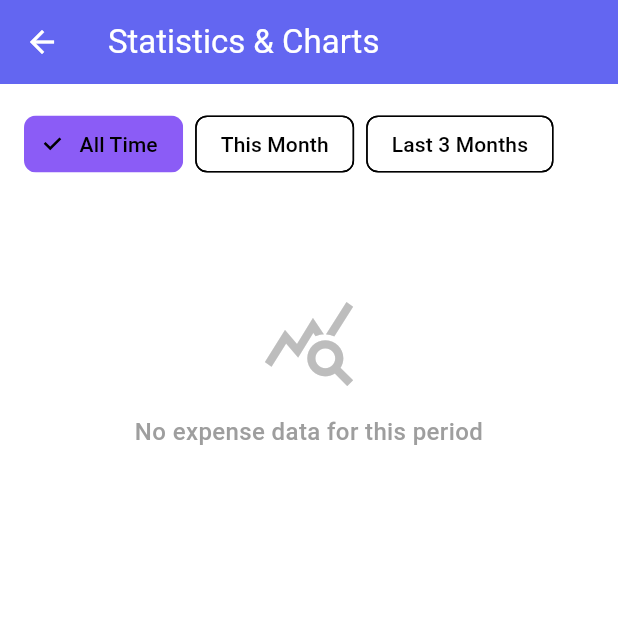
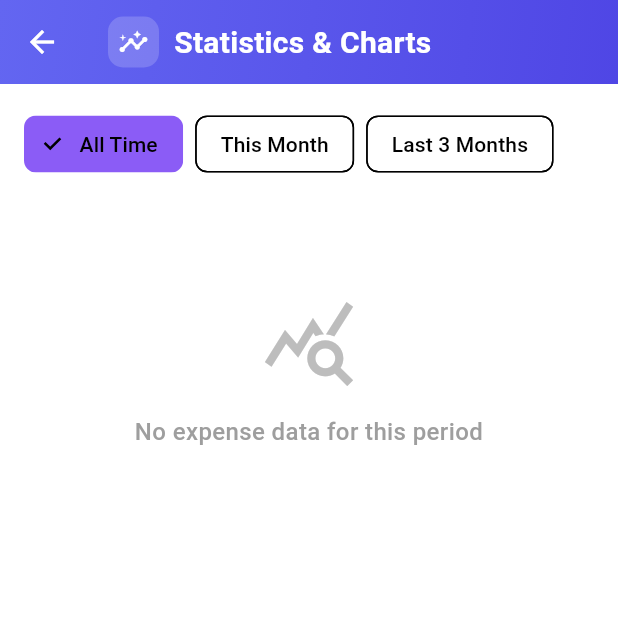
Before and after one commit to hatamht/shared-household-planner, a Flutter app: the StatisticsScreen screen opened directly, on a phone screen of 412 x 824 dp, the top half of it. Run offline on Flutter 3.47's test engine with Material 3 defaults, Android fonts, the phone set to English and light mode, and no system bars; our stand-ins replace dartz, equatable, flutter_bloc, get_it, image_picker, pdf and 3 more; accounts and stored records are empty.

Commit message:
feat(ui): redesign toolbars for Bills and Statistics with modern gradient and icon badges

```diff
--- a/lib/features/statistics/presentation/pages/statistics_screen.dart
+++ b/lib/features/statistics/presentation/pages/statistics_screen.dart
@@ -117,8 +117,77 @@ class _StatisticsScreenState extends State<StatisticsScreen> {
 
     return Scaffold(
       appBar: AppBar(
-        title: Text(loc.translate('statistics_charts')),
         elevation: 0.5,
+        centerTitle: false,
+        titleSpacing: 16,
+        foregroundColor: Colors.white,
+        flexibleSpace: Container(
+          decoration: BoxDecoration(
+            gradient: LinearGradient(
+              colors: isDark
+                  ? [const Color(0xFF1F1F1F), const Color(0xFF141414)]
+                  : [const Color(0xFF6366F1), const Color(0xFF4F46E5)],
+              begin: Alignment.topLeft,
+              end: Alignment.bottomRight,
+            ),
+          ),
+        ),
+        title: Row(
+          mainAxisSize: MainAxisSize.min,
+          children: [
+            Container(
+              padding: const EdgeInsets.all(7),
+              decoration: BoxDecoration(
+                color: Colors.white.withOpacity(0.18),
+                borderRadius: BorderRadius.circular(10),
+              ),
+              child: const Icon(
+                Icons.insights_rounded,
+                size: 20,
+                color: Colors.white,
+              ),
+            ),
+            const SizedBox(width: 10),
+            Flexible(
+              child: Text(
+                loc.translate('statistics_charts'),
+                style: const TextStyle(
+                  fontSize: 20,
+                  fontWeight: FontWeight.bold,
+                  letterSpacing: 0.2,
+                  color: Colors.white,
+                ),
+                overflow: TextOverflow.ellipsis,
+              ),
+            ),
+          ],
+        ),
+        actions: [
+          if (filteredBills.isNotEmpty)
+            Container(
+              margin: const EdgeInsets.only(right: 14),
+              padding: const EdgeInsets.symmetric(horizontal: 10, vertical: 5),
+              decoration: BoxDecoration(
+                color: Colors.white.withOpacity(0.18),
+                borderRadius: BorderRadius.circular(14),
+              ),
+              child: Row(
+                mainAxisSize: MainAxisSize.min,
+                children: [
+                  const Icon(Icons.receipt_outlined, size: 15, color: Colors.white),
+                  const SizedBox(width: 4),
+                  Text(
+                    '${filteredBills.length}',
+                    style: const TextStyle(
+                      color: Colors.white,
+                      fontWeight: FontWeight.bold,
+                      fontSize: 12,
+                    ),
+                  ),
+                ],
+              ),
+            ),
+        ],
       ),
       body: ListView(
         padding: const EdgeInsets.all(16),
```
Also changed, not shown: lib/features/split_bills/presentation/pages/bills_list_screen.dart (+63 -1 lines).
